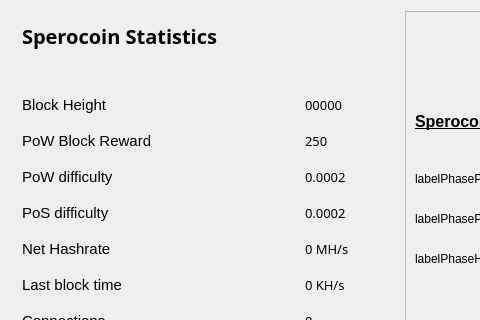
Qt form src/qt/forms/statisticspage.ui (LightBurdenOfficial/SperoCoin) before a commit; both pictures show x 0 to 480 and y 0 to 320 of the 629 by 607 pixel window.
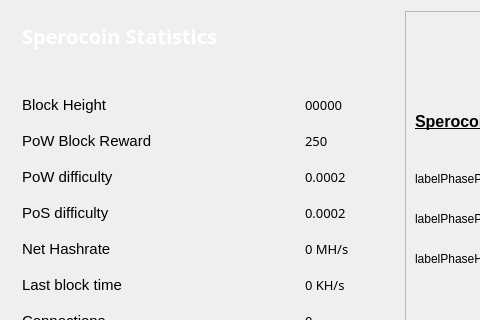
The same form after that commit.

What changed in the file:
```diff
--- a/src/qt/forms/statisticspage.ui
+++ b/src/qt/forms/statisticspage.ui
@@ -130,7 +130,7 @@
            <font>
             <family>Century Gothic</family>
             <pointsize>12</pointsize>
-            <weight>9</weight>
+            <weight>50</weight>
             <italic>false</italic>
             <bold>false</bold>
            </font>
@@ -139,7 +139,7 @@
            <string notr="true">font: 75 12pt &quot;Century Gothic&quot;;</string>
           </property>
           <property name="text">
-           <string>&lt;html&gt;&lt;head/&gt;&lt;body&gt;&lt;p&gt;&lt;span style=&quot; font-size:20px; font-weight:600; color:#000000;&quot;&gt;Sperocoin Statistics&lt;/span&gt;&lt;/p&gt;&lt;/body&gt;&lt;/html&gt;</string>
+           <string>&lt;html&gt;&lt;head/&gt;&lt;body&gt;&lt;p&gt;&lt;span style=&quot; font-size:20px; font-weight:600; color:#ffffff;&quot;&gt;Sperocoin Statistics&lt;/span&gt;&lt;/p&gt;&lt;/body&gt;&lt;/html&gt;</string>
           </property>
          </widget>
         </item>
```
Left out of the diff: 80 changed lines with no effect on the pictures.
